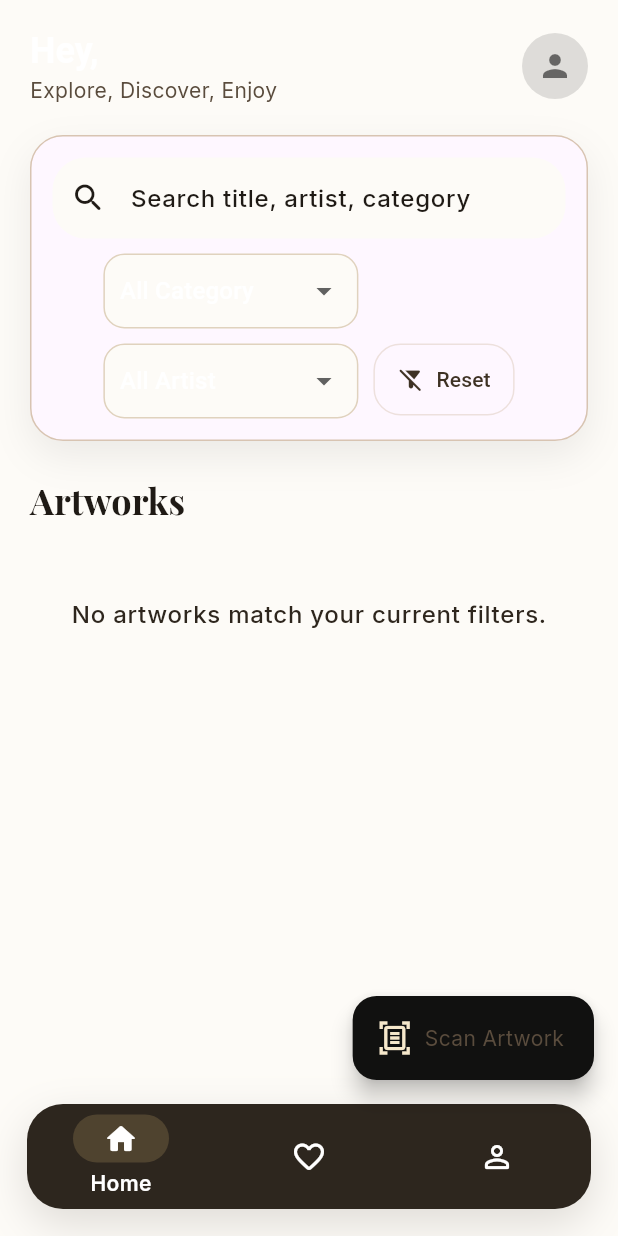
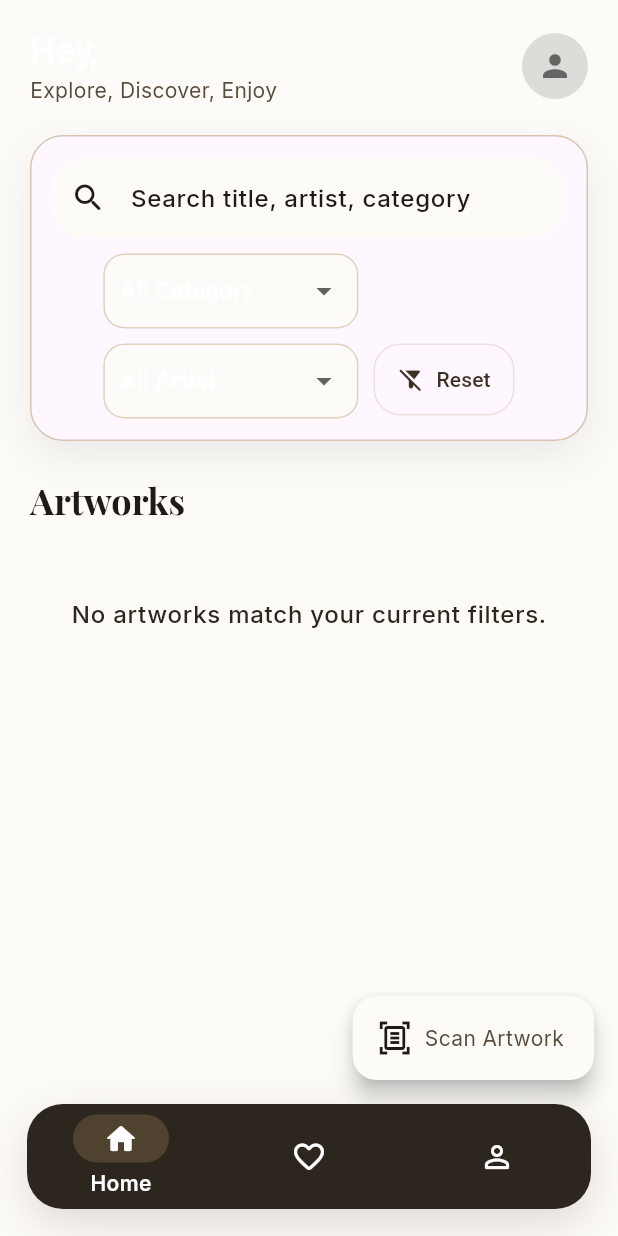
Before and after one commit to hilldanura198-bit/New-project-6, a Flutter app: the HomePage screen opened directly, on a phone screen of 412 x 824 dp. Run offline on Flutter 3.47's test engine with Material 3 defaults, Android fonts, the phone set to English and light mode, and no system bars; our stand-ins replace camera, flutter_riverpod, google_fonts, image_picker, supabase_flutter; accounts and stored records are empty; network calls fail.

Commit message:
fix: enable global dark mode across all screens

```diff
--- a/lib/src/app.dart
+++ b/lib/src/app.dart
@@ -10,14 +10,14 @@ class ArsivaApp extends ConsumerWidget {
 
   @override
   Widget build(BuildContext context, WidgetRef ref) {
-    final isDarkMode = ref.watch(darkModeProvider);
+    final themeMode = ref.watch(themeModeProvider);
 
     return MaterialApp(
       debugShowCheckedModeBanner: false,
       title: 'Arsiva Gallery Art',
       theme: AppTheme.light(),
       darkTheme: AppTheme.dark(),
-      themeMode: isDarkMode ? ThemeMode.dark : ThemeMode.light,
+      themeMode: themeMode,
       home: const OnboardingPage(),
     );
   }
--- a/lib/src/features/home/presentation/pages/home_page.dart
+++ b/lib/src/features/home/presentation/pages/home_page.dart
@@ -69,8 +69,8 @@ class _HomePageState extends ConsumerState<HomePage> {
                   ),
                 );
               },
-              backgroundColor: const Color(0xFF111110),
-              foregroundColor: const Color(0xFFF6E8CB),
+              backgroundColor: Theme.of(context).colorScheme.surface,
+              foregroundColor: Theme.of(context).colorScheme.onSurface,
               icon: const Icon(Icons.document_scanner_outlined),
               label: Text('Scan Artwork', style: Theme.of(context).textTheme.bodyMedium),
             )
@@ -317,7 +317,7 @@ class _ArtworkCardState extends State<ArtworkCard> {
                   Text(
                     priceLabel,
                     style: Theme.of(context).textTheme.bodyLarge?.copyWith(
-                          color: AppTheme.primaryBlue,
+                          color: Theme.of(context).colorScheme.primary,
                           fontWeight: FontWeight.w700,
                         ),
                   ),
--- a/lib/src/features/profile/presentation/pages/settings_page.dart
+++ b/lib/src/features/profile/presentation/pages/settings_page.dart
@@ -22,7 +22,7 @@ class SettingsPage extends ConsumerWidget {
 
   @override
   Widget build(BuildContext context, WidgetRef ref) {
-    final isDarkMode = ref.watch(darkModeProvider);
+    final themeMode = ref.watch(themeModeProvider);
     final profile = ref.watch(userProfileProvider).valueOrNull;
 
     return Scaffold(
@@ -47,8 +47,8 @@ class SettingsPage extends ConsumerWidget {
                 SwitchListTile.adaptive(
                   contentPadding: EdgeInsets.zero,
                   title: Text('Dark mode', style: Theme.of(context).textTheme.bodyMedium),
-                  value: isDarkMode,
-                  onChanged: (_) => ref.read(darkModeProvider.notifier).toggle(),
+                  value: themeMode == ThemeMode.dark,
+                  onChanged: (_) => ref.read(themeModeProvider.notifier).toggle(),
                 ),
               ],
             ),
```
Also changed, not shown: lib/src/core/state/theme_mode_provider.dart (+7 -4 lines).
